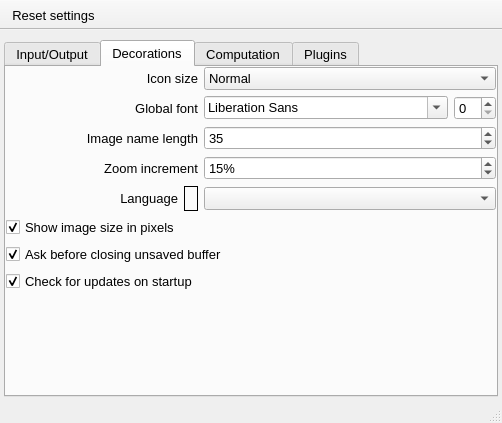
Old version of the form UIs/nPreferences.ui in the repository NeutrinoToolkit/Neutrino.
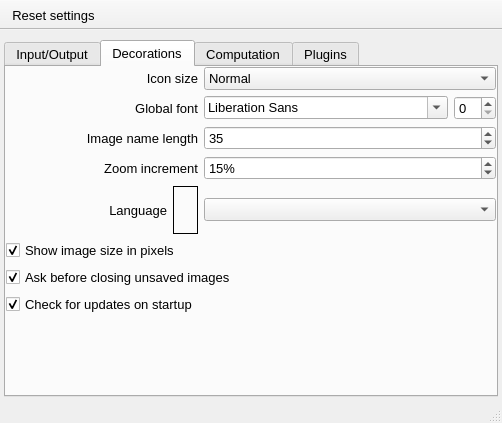
New version of the form. The open tabs and pages were chosen to show the change. Icons and pictures are not drawn.

What changed in the file:
```diff
--- a/UIs/nPreferences.ui
+++ b/UIs/nPreferences.ui
@@ -252,7 +252,7 @@
             <widget class="QLabel" name="decimal">
              <property name="font">
               <font>
-               <pointsize>15</pointsize>
+               <pointsize>30</pointsize>
               </font>
              </property>
              <property name="toolTip">
@@ -316,7 +316,7 @@
            </font>
           </property>
           <property name="text">
-           <string>Ask before closing unsaved buffer</string>
+           <string>Ask before closing unsaved images</string>
           </property>
           <property name="checked">
            <bool>true</bool>
```
Left out of the diff: 23 changed lines with no effect on the pictures.
